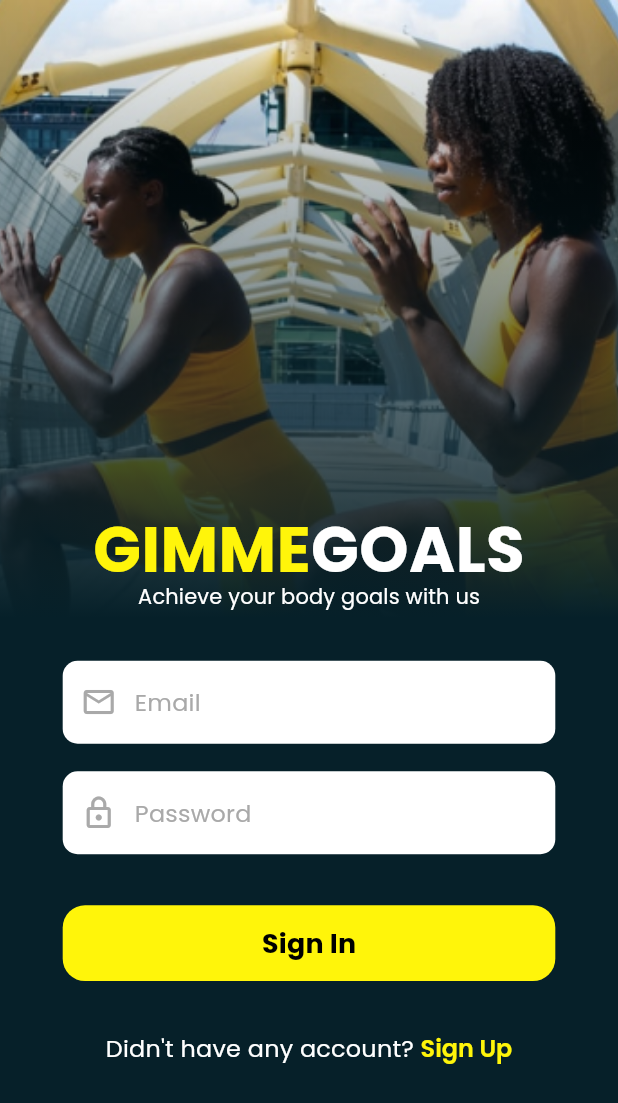
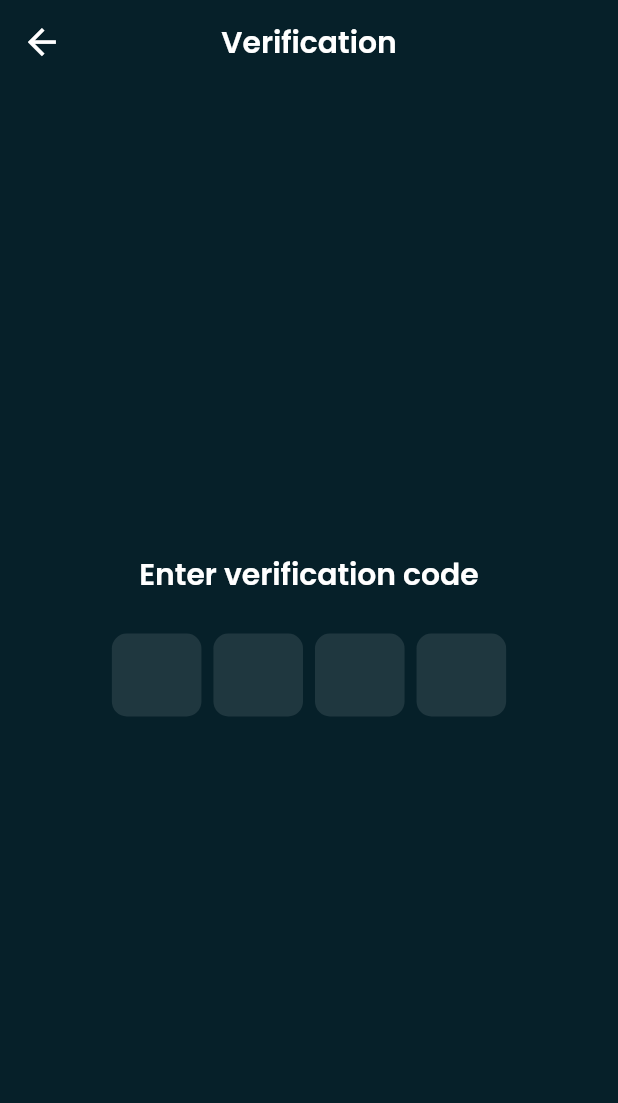
Before and after one commit to mazidahmad/gimme-goals, a Flutter app: the LoginPage screen opened by its route, after a tap on "Sign In", on a phone screen of 412 x 824 dp. Shown: the top 1103 px of the screen. Run offline on Flutter 3.47's test engine with Material 2 defaults, Android fonts, the phone set to English and light mode, and no system bars; drawn by our look-alikes of pinput; our stand-ins replace auto_route, flutter_screenutil, gap, get_it, google_fonts, injectable and 1 more; generated files the repository leaves out were written again.

Commit message:
chore(home): :sparkles: Add UI Slicing Implementation for Home and Verification Page

```diff
--- a/lib/core/theme/app_assets.dart
+++ b/lib/core/theme/app_assets.dart
@@ -3,4 +3,8 @@ class AppAssets {
   static const _images = '$_asset/images';
 
   static const String onboardingBackground = '$_images/onboard-background.png';
+
+  // Avatar
+  static const String avatarMan = '$_images/man.jpg';
+  static const String avatarWoman = '$_images/woman.jpg';
 }
--- a/lib/core/theme/app_text_style.dart
+++ b/lib/core/theme/app_text_style.dart
@@ -122,9 +122,9 @@ class AppTextStyle {
 
   static TextStyle labelNavbar({Color color = AppColors.textColor}) => _base(
         color: color,
-        fontSize: 18,
+        fontSize: 14,
         fontWeight: FontWeight.w600,
         height: 0,
-        letterSpacing: 0.01 * 18,
+        letterSpacing: 0.01 * 14,
       );
 }
--- a/lib/core/theme/app_theme.dart
+++ b/lib/core/theme/app_theme.dart
@@ -57,13 +57,19 @@ class AppTheme {
         ),
 
         //--------- Bottom Navigation Bar ----------//
-        bottomNavigationBarTheme: const BottomNavigationBarThemeData(
-          backgroundColor: AppColors.surfaceColor,
-          selectedItemColor: AppColors.primaryColor,
-          selectedIconTheme: IconThemeData(
+        bottomNavigationBarTheme: BottomNavigationBarThemeData(
+          elevation: 0,
+          selectedLabelStyle: AppTextStyle.labelNavbar(),
+          backgroundColor: AppColors.textColor.withOpacity(0.05),
+          selectedItemColor: AppColors.textColor,
+          selectedIconTheme: const IconThemeData(
             color: AppColors.primaryColor,
           ),
-          unselectedIconTheme: IconThemeData(color: AppColors.secondaryColor),
+          unselectedItemColor: AppColors.hintTextColor,
+          unselectedIconTheme: const IconThemeData(
+            color: AppColors.hintTextColor,
+          ),
+          type: BottomNavigationBarType.fixed,
         ),
 
         //------------- Tab Bar -------------//
--- a/lib/features/login/presentation/login_page.dart
+++ b/lib/features/login/presentation/login_page.dart
@@ -86,7 +86,10 @@ class LoginPage extends StatelessWidget {
                       AppPrimaryButton(
                         width: double.infinity,
                         text: 'Sign In',
-                        onPressed: () {},
+                        onPressed: () {
+                          getIt<AppRouter>()
+                              .replace(const VerificationCodeRoute());
+                        },
                       ),
                       Gap(42.h),
                       Row(
--- /dev/null
+++ b/lib/features/verification_code/presentation/pages/verification_code_page.dart
@@ -0,0 +1,56 @@
+import 'package:auto_route/auto_route.dart';
+import 'package:flutter/material.dart';
+import 'package:flutter_screenutil/flutter_screenutil.dart';
+import 'package:gap/gap.dart';
+import 'package:gimme_goals/core/di/service_locator.dart';
+import 'package:gimme_goals/core/theme/theme.dart';
+import 'package:gimme_goals/router/app_router.dart';
+import 'package:gimme_goals/router/app_router.gr.dart';
+import 'package:pinput/pinput.dart';
+
+@RoutePage()
+class VerificationCodePage extends StatelessWidget {
+  const VerificationCodePage({super.key});
+
+  static const String routeName = '/verification-code';
+
+  @override
+  Widget build(BuildContext context) {
+    return Scaffold(
+      appBar: AppBar(
+        title: const Text('Verification'),
+      ),
+      body: SafeArea(
+          child: Center(
+        child: Column(
+          crossAxisAlignment: CrossAxisAlignment.center,
+          mainAxisAlignment: MainAxisAlignment.center,
+          mainAxisSize: MainAxisSize.min,
+          children: [
+            Text(
+              'Enter verification code',
+              style: AppTextStyle.headlineLarge(),
+            ),
+            Gap(30.h),
+            Pinput(
+              onCompleted: (_) {
+                getIt<AppRouter>().replace(const MainRoute());
+              },
+              textCapitalization: TextCapitalization.characters,
+              defaultPinTheme: PinTheme(
+                decoration: BoxDecoration(
+                    color: AppColors.textfieldBackgroundColor.withOpacity(0.1),
+                    borderRadius: BorderRadius.circular(10.sp)),
+                padding: EdgeInsets.all(20.sp),
+                textStyle: AppTextStyle.displayMedium(),
+                height: 60.h,
+                width: 60.w,
+              ),
+            ),
+            Gap(30.h),
+          ],
+        ),
+      )),
+    );
+  }
+}
--- a/lib/router/app_router.dart
+++ b/lib/router/app_router.dart
@@ -1,8 +1,10 @@
 import 'package:auto_route/auto_route.dart';
 import 'package:gimme_goals/features/login/presentation/login_page.dart';
+import 'package:gimme_goals/features/main/main_page.dart';
 import 'package:gimme_goals/features/onboarding/presentation/pages/onboarding_page.dart';
 import 'package:gimme_goals/features/register/presentation/pages/register_page.dart';
 import 'package:gimme_goals/features/startup/presentation/pages/startup_page.dart';
+import 'package:gimme_goals/features/verification_code/presentation/pages/verification_code_page.dart';
 import 'package:gimme_goals/router/app_router.gr.dart';
 import 'package:injectable/injectable.dart';
 
@@ -28,5 +30,13 @@ class AppRouter extends $AppRouter {
             page: RegisterRoute.page,
             path: RegisterPage.routeName,
             transitionsBuilder: TransitionsBuilders.noTransition),
+        AutoRoute(
+          page: VerificationCodeRoute.page,
+          path: VerificationCodePage.routeName,
+        ),
+        AutoRoute(
+          page: MainRoute.page,
+          path: MainPage.routeName,
+        )
       ];
 }
--- a/pubspec.yaml
+++ b/pubspec.yaml
@@ -25,6 +25,7 @@ dependencies:
   dartz: ^0.10.1
   logger: ^2.0.1
   gap: ^3.0.1
+  pinput: ^3.0.1
 
 dev_dependencies:
   flutter_test:
```
Also changed, not shown: lib/features/main/home/presentation/pages/home_pager.dart (added, +134 -0 lines), lib/features/main/main_page.dart (added, +55 -0 lines), assets/images/man.jpg (added), assets/images/woman.jpg (added), pubspec.lock, 2 other files.
